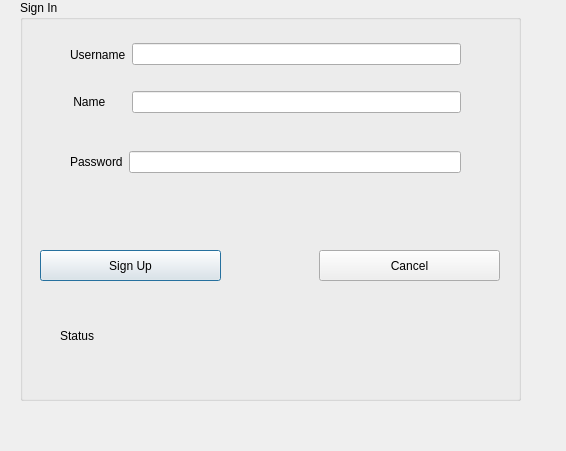
vashutangri/library_management_system, file LibraryManagementSoftware/LibraryManagementSoftware/signup.ui: the form before one commit.
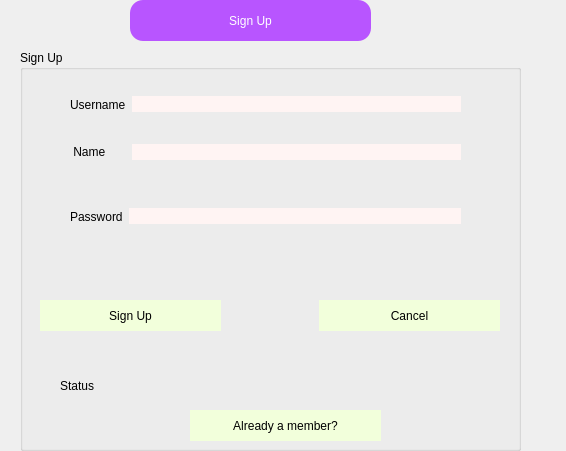
The form after the commit.

Patch:
```diff
--- a/LibraryManagementSoftware/LibraryManagementSoftware/signup.ui
+++ b/LibraryManagementSoftware/LibraryManagementSoftware/signup.ui
@@ -17,13 +17,28 @@
    <property name="geometry">
     <rect>
      <x>20</x>
-     <y>0</y>
+     <y>50</y>
      <width>501</width>
      <height>401</height>
     </rect>
    </property>
+   <property name="styleSheet">
+    <string notr="true">QPushButton{
+background-color: rgb(242, 255, 219);
+
+font: 350 9pt &quot;Segoe UI Variable Text Semiligh&quot;;
+
+border-radius:20%;
+border:2px;
+font: 12pt &quot;Segoe UI&quot;;
+}
+QPushButton:hover{
+        background-color: rgb(255, 231, 212)
+}
+</string>
+   </property>
    <property name="title">
-    <string>Sign In</string>
+    <string>Sign Up</string>
    </property>
    <widget class="QPushButton" name="pushButton">
     <property name="geometry">
@@ -69,7 +84,12 @@
       </widget>
      </item>
      <item>
-      <widget class="QLineEdit" name="lineEdit_Name"/>
+      <widget class="QLineEdit" name="lineEdit_Name">
+       <property name="styleSheet">
+        <string notr="true">background-color: rgb(255, 244, 243);
+border-radius:18%;</string>
+       </property>
+      </widget>
      </item>
     </layout>
    </widget>
@@ -91,7 +111,12 @@
       </widget>
      </item>
      <item>
-      <widget class="QLineEdit" name="lineEdit_User"/>
+      <widget class="QLineEdit" name="lineEdit_User">
+       <property name="styleSheet">
+        <string notr="true">background-color: rgb(255, 244, 243);
+border-radius:18%;</string>
+       </property>
+      </widget>
      </item>
     </layout>
    </widget>
@@ -101,7 +126,7 @@
       <x>50</x>
       <y>150</y>
       <width>391</width>
-      <height>24</height>
+      <height>33</height>
      </rect>
     </property>
     <layout class="QHBoxLayout" name="horizontalLayout_3">
@@ -114,6 +139,10 @@
      </item>
      <item>
       <widget class="QLineEdit" name="lineEdit_pass">
+       <property name="styleSheet">
+        <string notr="true">background-color: rgb(255, 244, 243);
+border-radius:18%;</string>
+       </property>
        <property name="echoMode">
         <enum>QLineEdit::Password</enum>
        </property>
@@ -134,6 +163,41 @@
      <string>Status</string>
     </property>
    </widget>
+   <widget class="QPushButton" name="LoginButton">
+    <property name="geometry">
+     <rect>
+      <x>170</x>
+      <y>360</y>
+      <width>191</width>
+      <height>31</height>
+     </rect>
+    </property>
+    <property name="text">
+     <string>Already a member?</string>
+    </property>
+   </widget>
+  </widget>
+  <widget class="QLabel" name="label_6">
+   <property name="geometry">
+    <rect>
+     <x>130</x>
+     <y>0</y>
+     <width>241</width>
+     <height>41</height>
+    </rect>
+   </property>
+   <property name="styleSheet">
+    <string notr="true">font: 20pt &quot;Arial&quot;;
+color:white;
+background-color:rgb(184, 85, 255);
+border-radius:13%;</string>
+   </property>
+   <property name="text">
+    <string>Sign Up</string>
+   </property>
+   <property name="alignment">
+    <set>Qt::AlignCenter</set>
+   </property>
   </widget>
  </widget>
  <resources/>
```
